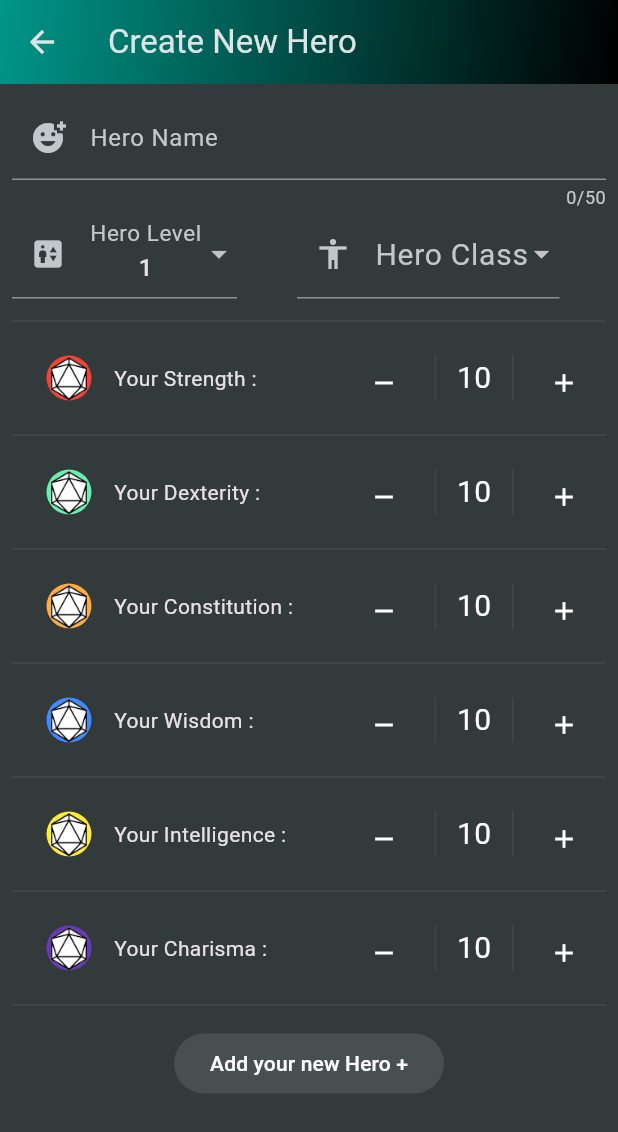
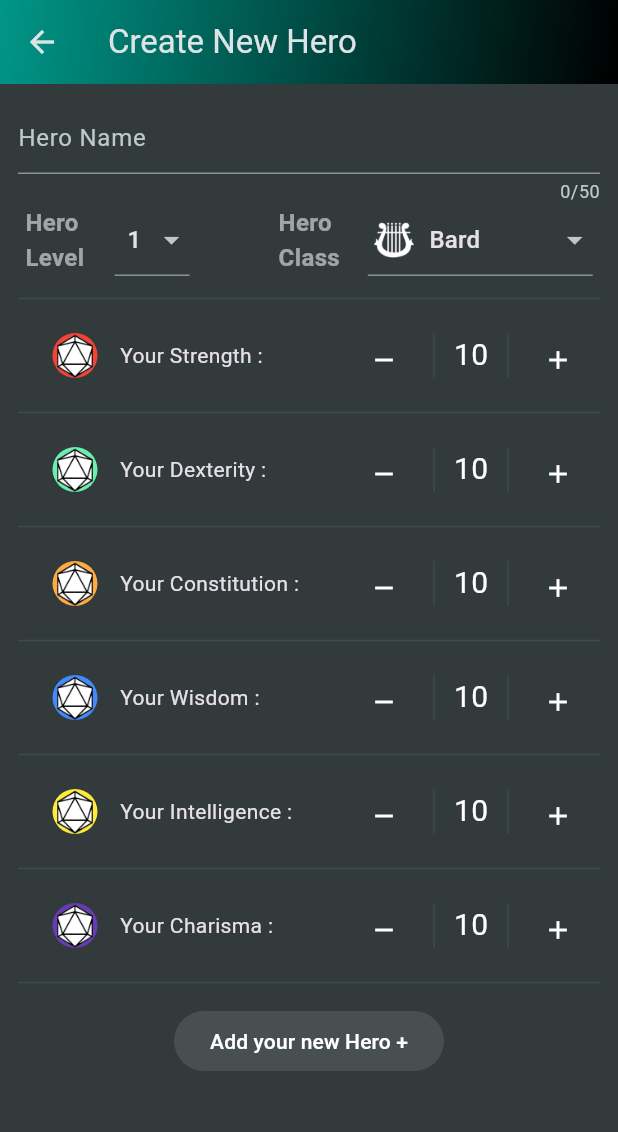
Before and after one commit to Bartosz-J-Przybyl/dhmv1, a Flutter app: the CreateHerocreen screen opened directly, on a phone screen of 412 x 824 dp. Shown: the top 1132 px of the screen. Run offline on Flutter 3.47's test engine with Material 3 defaults, Android fonts, the phone set to English and light mode, and no system bars; our stand-ins replace cloud_firestore, curved_navigation_bar, firebase_core, flutter_staggered_animations; missing offline and left inert: simple_ripple_animation; accounts and stored records are empty.

Commit message:
improve code with new widget

```diff
--- a/lib/screens/create_hero_screen.dart
+++ b/lib/screens/create_hero_screen.dart
@@ -39,7 +39,7 @@
   int wisdom = 10;
   int charisma = 10;
 
-  var _selectedClass = categories[Class.warior]!;
+  var _selectedClass = categories[Class.bard]!;
   final _playern = List<String>.generate(20, (i) => ' ${i + 1}');
   String? _selectnumber = "";
   final _formKey = GlobalKey<FormState>();
@@ -83,7 +83,7 @@
       ),
       body: SingleChildScrollView(
         child: Padding(
-          padding: const EdgeInsets.all(8),
+          padding: const EdgeInsets.all(12),
           child: Form(
             key: _formKey,
             child: Column(
@@ -92,8 +92,7 @@
                 TextFormField(
                   maxLength: 50,
                   decoration: const InputDecoration(
-                    label: Text("Hero Name"),
-                    prefixIcon: Icon(Icons.add_reaction),
+                    hintText: "Hero Name",
                   ),
                   validator: (value) {
                     if (value == null ||
@@ -109,18 +108,22 @@
                   },
                 ),
                 Row(
+                  mainAxisAlignment: MainAxisAlignment.spaceAround,
                   children: [
+                    const SizedBox(
+                      width: 50,
+                      child: Text(
+                        "Hero Level",
+                        style: TextStyle(
+                            fontSize: 16,
+                            fontWeight: FontWeight.bold,
+                            color: Colors.white54),
+                      ),
+                    ),
                     SizedBox(
-                      width: 150,
+                      width: 50,
                       child: DropdownButtonFormField(
                         isExpanded: true,
-                        decoration: const InputDecoration(
-                          labelText: "Hero Level",
-                          labelStyle: TextStyle(
-                            fontSize: 20,
-                          ),
-                          prefixIcon: Icon(Icons.elevator),
-                        ),
                         value: _selectnumber,
                         items: _playern
                             .map((e) => DropdownMenuItem(
@@ -142,24 +145,27 @@
                     const SizedBox(
                       width: 40,
                     ),
+                    const SizedBox(
+                      width: 50,
+                      child: Text(
+                        "Hero Class",
+                        style: TextStyle(
+                            fontSize: 16,
+                            fontWeight: FontWeight.bold,
+                            color: Colors.white54),
+                      ),
+                    ),
                     SizedBox(
-                      width: 175,
+                      width: 150,
                       child: DropdownButtonFormField(
                         isExpanded: true,
-                        decoration: const InputDecoration(
-                          labelText: "Hero Class",
-                          labelStyle: TextStyle(
-                            fontSize: 20,
-                          ),
-                          prefixIcon: Icon(Icons.accessibility_sharp),
-                        ),
                         value: _selectedClass,
                         items: [
                           for (final classcategory in categories.entries)
                             DropdownMenuItem(
                               value: classcategory.value,
                               child: Row(
-                                mainAxisAlignment: MainAxisAlignment.center,
+                                mainAxisAlignment: MainAxisAlignment.start,
                                 children: [
                                   SizedBox(
                                     width: 35,
```
